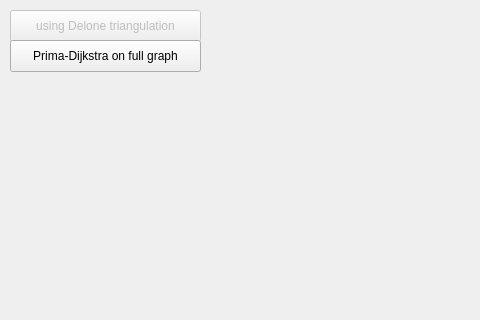
UladBohdan/bsu, file 6-operations-research/lab2-euclidean-minimum-spanning-tree/mainwindow.ui: the form before one commit; both pictures show x 0 to 480 and y 0 to 320 of the 763 by 563 pixel window.
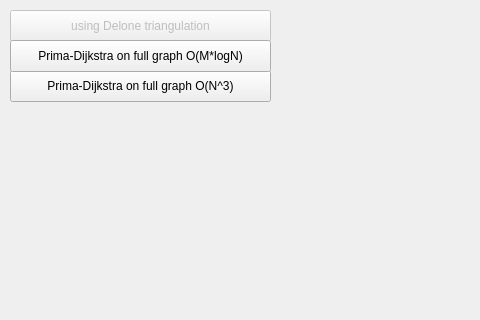
The form after the commit.

Commit message: [6-operations] Prima-Dijkstra M*logN

Diff of the .ui file:
```diff
--- a/6-operations-research/lab2-euclidean-minimum-spanning-tree/mainwindow.ui
+++ b/6-operations-research/lab2-euclidean-minimum-spanning-tree/mainwindow.ui
@@ -22,7 +22,7 @@
      <rect>
       <x>10</x>
       <y>10</y>
-      <width>191</width>
+      <width>261</width>
       <height>32</height>
      </rect>
     </property>
@@ -34,13 +34,26 @@
     <property name="geometry">
      <rect>
       <x>10</x>
+      <y>70</y>
+      <width>261</width>
+      <height>32</height>
+     </rect>
+    </property>
+    <property name="text">
+     <string>Prima-Dijkstra on full graph O(N^3)</string>
+    </property>
+   </widget>
+   <widget class="QPushButton" name="pushButton_3">
+    <property name="geometry">
+     <rect>
+      <x>10</x>
       <y>40</y>
-      <width>191</width>
+      <width>261</width>
       <height>32</height>
      </rect>
     </property>
     <property name="text">
-     <string>Prima-Dijkstra on full graph</string>
+     <string>Prima-Dijkstra on full graph O(M*logN)</string>
     </property>
    </widget>
   </widget>
```
Left out of the diff: 2 changed lines with no effect on the pictures. The commit also changes 2 other files.
